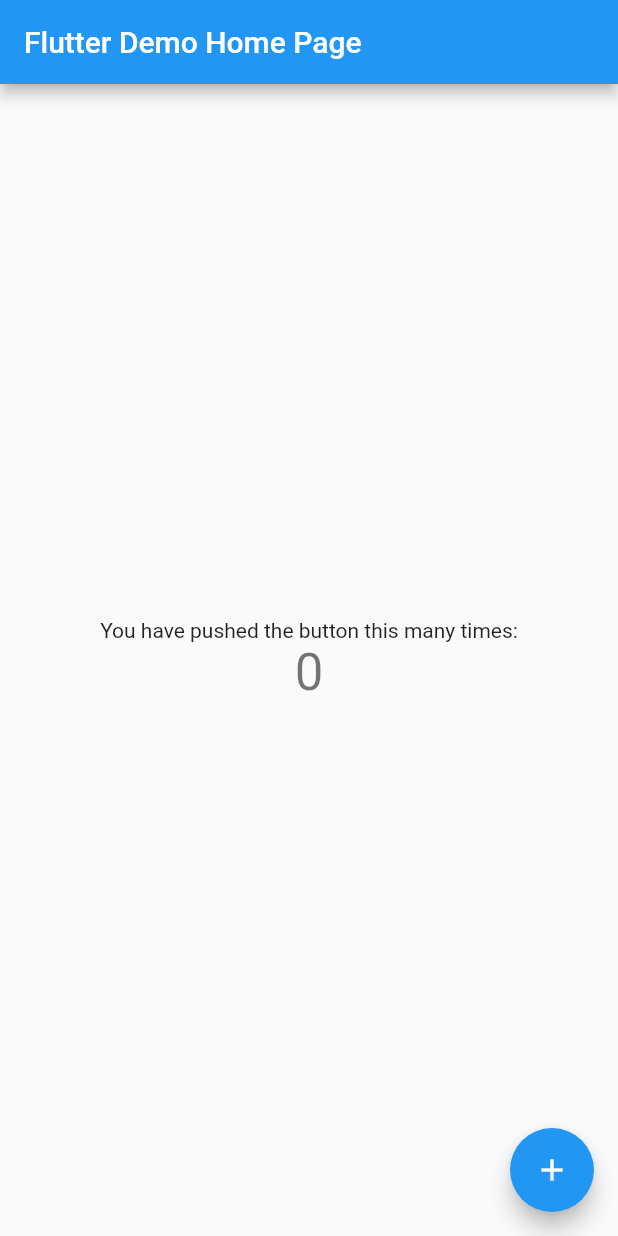
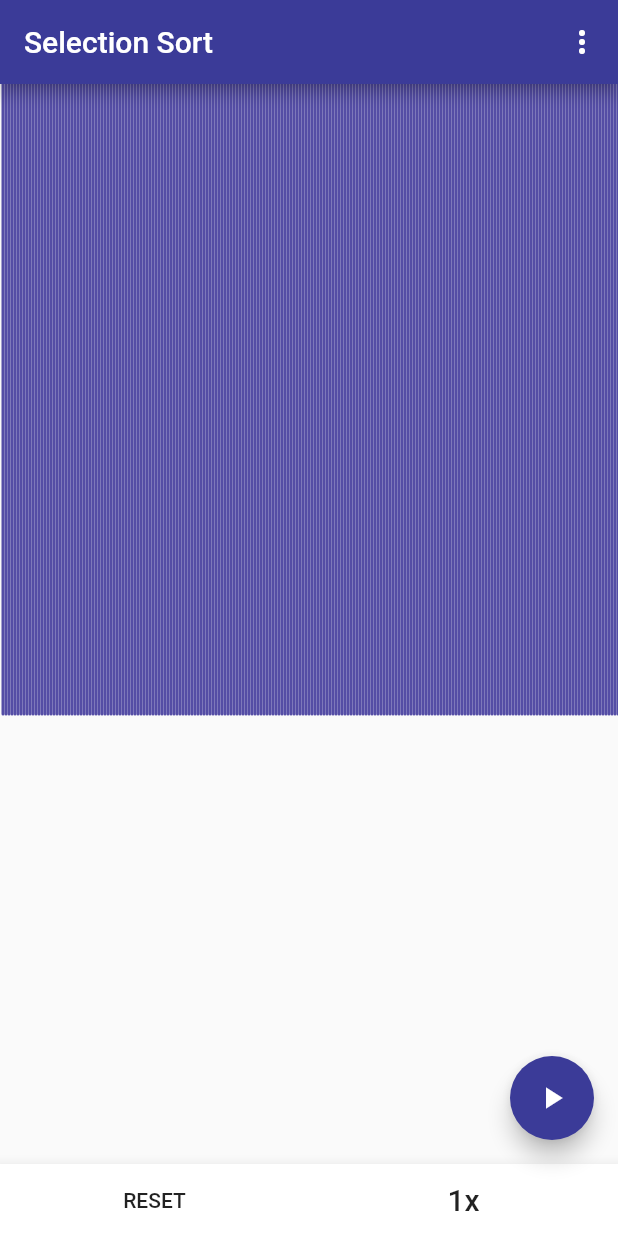
Before and after one commit to iamfauz/Algo-Whiz, a Flutter app: the screen it shows after launch, on a phone screen of 412 x 824 dp. Run offline on Flutter 3.47's test engine with Material 2 defaults, Android fonts, the phone set to English and light mode, and no system bars.

Commit message:
Added Basic Sorting Visualizer

```diff
--- a/algo_whiz/lib/main.dart
+++ b/algo_whiz/lib/main.dart
@@ -1,111 +1,20 @@
+import 'dart:async';
+import 'dart:math';
+
+import 'package:algo_whiz/view/sorting_visualizer.dart';
 import 'package:flutter/material.dart';
 
 void main() => runApp(MyApp());
 
 class MyApp extends StatelessWidget {
-  // This widget is the root of your application.
   @override
   Widget build(BuildContext context) {
     return MaterialApp(
       title: 'Flutter Demo',
       theme: ThemeData(
-        // This is the theme of your application.
-        //
-        // Try running your application with "flutter run". You'll see the
-        // application has a blue toolbar. Then, without quitting the app, try
-        // changing the primarySwatch below to Colors.green and then invoke
-        // "hot reload" (press "r" in the console where you ran "flutter run",
-        // or simply save your changes to "hot reload" in a Flutter IDE).
-        // Notice that the counter didn't reset back to zero; the application
-        // is not restarted.
         primarySwatch: Colors.blue,
       ),
-      home: MyHomePage(title: 'Flutter Demo Home Page'),
+      home: SortingVisualizer(),
     );
   }
 }
-
-class MyHomePage extends StatefulWidget {
-  MyHomePage({Key key, this.title}) : super(key: key);
-
-  // This widget is the home page of your application. It is stateful, meaning
-  // that it has a State object (defined below) that contains fields that affect
-  // how it looks.
-
-  // This class is the configuration for the state. It holds the values (in this
-  // case the title) provided by the parent (in this case the App widget) and
-  // used by the build method of the State. Fields in a Widget subclass are
-  // always marked "final".
-
-  final String title;
-
-  @override
-  _MyHomePageState createState() => _MyHomePageState();
-}
-
-class _MyHomePageState extends State<MyHomePage> {
-  int _counter = 0;
-
-  void _incrementCounter() {
-    setState(() {
-      // This call to setState tells the Flutter framework that something has
-      // changed in this State, which causes it to rerun the build method below
-      // so that the display can reflect the updated values. If we changed
-      // _counter without calling setState(), then the build method would not be
-      // called again, and so nothing would appear to happen.
-      _counter++;
-    });
-  }
-
-  @override
-  Widget build(BuildContext context) {
-    // This method is rerun every time setState is called, for instance as done
-    // by the _incrementCounter method above.
-    //
-    // The Flutter framework has been optimized to make rerunning build methods
-    // fast, so that you can just rebuild anything that needs updating rather
-    // than having to individually change instances of widgets.
-    return Scaffold(
-      appBar: AppBar(
-        // Here we take the value from the MyHomePage object that was created by
-        // the App.build method, and use it to set our appbar title.
-        title: Text(widget.title),
-      ),
-      body: Center(
-        // Center is a layout widget. It takes a single child and positions it
-        // in the middle of the parent.
-        child: Column(
-          // Column is also a layout widget. It takes a list of children and
-          // arranges them vertically. By default, it sizes itself to fit its
-          // children horizontally, and tries to be as tall as its parent.
-          //
-          // Invoke "debug painting" (press "p" in the console, choose the
-          // "Toggle Debug Paint" action from the Flutter Inspector in Android
-          // Studio, or the "Toggle Debug Paint" command in Visual Studio Code)
-          // to see the wireframe for each widget.
-          //
-          // Column has various properties to control how it sizes itself and
-          // how it positions its children. Here we use mainAxisAlignment to
-          // center the children vertically; the main axis here is the vertical
-          // axis because Columns are vertical (the cross axis would be
-          // horizontal).
-          mainAxisAlignment: MainAxisAlignment.center,
-          children: <Widget>[
-            Text(
-              'You have pushed the button this many times:',
-            ),
-            Text(
-              '$_counter',
-              style: Theme.of(context).textTheme.display1,
-            ),
-          ],
-        ),
-      ),
-      floatingActionButton: FloatingActionButton(
-        onPressed: _incrementCounter,
-        tooltip: 'Increment',
-        child: Icon(Icons.add),
-      ), // This trailing comma makes auto-formatting nicer for build methods.
-    );
-  }
-}
--- /dev/null
+++ b/algo_whiz/lib/view/sorting_visualizer.dart
@@ -0,0 +1,292 @@
+import 'dart:async';
+import 'dart:math';
+import 'package:flutter/material.dart';
+
+const BUBBLE_SORT_KEY = "bubble";
+const INSERTION_SORT_KEY = "selection";
+
+class SortingVisualizer extends StatefulWidget {
+  SortingVisualizer({Key key}) : super(key: key);
+
+  @override
+  _SortingVisualizerState createState() => _SortingVisualizerState();
+}
+
+class _SortingVisualizerState extends State<SortingVisualizer> {
+  List<int> _numbers = [];
+  StreamController<List<int>> _streamController = StreamController();
+  String _currentSortAlgo = INSERTION_SORT_KEY;
+  double _sampleSize = 320;
+  bool isSorted = false;
+  bool isSorting = false;
+  int speed = 0;
+  static int duration = 1500;
+  GlobalKey<ScaffoldState> _scaffoldKey = GlobalKey<ScaffoldState>();
+
+  Duration _getDuration() {
+    return Duration(microseconds: duration);
+  }
+
+  @override
+  void didChangeDependencies() {
+    super.didChangeDependencies();
+    _sampleSize = MediaQuery.of(context).size.width / 2;
+    for (int i = 0; i < _sampleSize; ++i) {
+      _numbers.add(Random().nextInt(500));
+    }
+    setState(() {});
+  }
+
+  ///  Bubble Sort Algorithm
+  void _bubbleSort() async {
+    for (int i = 0; i < _numbers.length; ++i) {
+      for (int j = 0; j < _numbers.length - i - 1; ++j) {
+        if (_numbers[j] > _numbers[j + 1]) {
+          int temp = _numbers[j];
+          _numbers[j] = _numbers[j + 1];
+          _numbers[j + 1] = temp;
+        }
+
+        await Future.delayed(_getDuration(), () {});
+
+        _streamController.add(_numbers);
+      }
+    }
+  }
+
+  ///  Bubble Sort Algorithm
+  void _selectionSort() async {
+    for (int i = 0; i < _numbers.length; i++) {
+      for (int j = i + 1; j < _numbers.length; j++) {
+        if (_numbers[i] > _numbers[j]) {
+          int temp = _numbers[j];
+          _numbers[j] = _numbers[i];
+          _numbers[i] = temp;
+        }
+
+        await Future.delayed(_getDuration(), () {});
+
+        _streamController.add(_numbers);
+      }
+    }
+  }
+
+  _reset() {
+    isSorted = false;
+    _numbers = [];
+    for (int i = 0; i < _sampleSize; ++i) {
+      _numbers.add(Random().nextInt(500));
+    }
+    _streamController.add(_numbers);
+  }
+
+  _setSortAlgo(String type) {
+    setState(() {
+      _currentSortAlgo = type;
+    });
+  }
+
+  _checkAndResetIfSorted() async {
+    if (isSorted) {
+      _reset();
+      await Future.delayed(Duration(milliseconds: 200));
+    }
+  }
+
+  String _getSortAlgoName() {
+    switch (_currentSortAlgo) {
+      case BUBBLE_SORT_KEY:
+        return "Bubble Sort";
+        break;
+      case INSERTION_SORT_KEY:
+        return "Selection Sort";
+        break;
+      default:
+        return "Sort";
+    }
+  }
+
+  void _changeSpeed() {
+    if (speed >= 3) {
+      speed = 0;
+      duration = 1500;
+    } else {
+      speed++;
+      duration = duration ~/ 2;
+    }
+
+    print(speed.toString() + " " + duration.toString());
+    setState(() {});
+  }
+
+  _sort() async {
+    setState(() {
+      isSorting = true;
+    });
+
+    await _checkAndResetIfSorted();
+
+    Stopwatch stopwatch = new Stopwatch()..start();
+
+    switch (_currentSortAlgo) {
+      case BUBBLE_SORT_KEY:
+        await _bubbleSort();
+        break;
+
+      case INSERTION_SORT_KEY:
+        await _selectionSort();
+        break;
+    }
+
+    stopwatch.stop();
+
+    _scaffoldKey.currentState.removeCurrentSnackBar();
+    _scaffoldKey.currentState.showSnackBar(
+      SnackBar(
+        content: Text(
+          "Sorting completed in ${stopwatch.elapsed.inMilliseconds} ms.",
+        ),
+      ),
+    );
+    setState(() {
+      isSorting = false;
+      isSorted = true;
+    });
+  }
+
+  @override
+  void dispose() {
+    _streamController.close();
+    super.dispose();
+  }
+
+  @override
+  Widget build(BuildContext context) {
+    return Scaffold(
+      key: _scaffoldKey,
+      appBar: AppBar(
+          title: Text(_getSortAlgoName()),
+          backgroundColor: Color(0xFF3b3b98),
+          actions: <Widget>[
+            PopupMenuButton<String>(
+              initialValue: _currentSortAlgo,
+              itemBuilder: (ctx) {
+                return [
+                  PopupMenuItem(
+                    value: 'bubble',
+                    child: Text("Bubble Sort"),
+                  ),
+                  PopupMenuItem(
+                    value: 'selection',
+                    child: Text("Selection Sort"),
+                  ),
+                ];
+              },
+              onSelected: (String value) {
+                _reset();
+                _setSortAlgo(value);
+              },
+            )
+          ]),
+      body: SafeArea(
+        child: Container(
+          padding: const EdgeInsets.only(top: 0.0),
+          child: StreamBuilder<Object>(
+              initialData: _numbers,
+              stream: _streamController.stream,
+              builder: (context, snapshot) {
+                List<int> numbers = snapshot.data;
+                int counter = 0;
+
+                return Row(
+                  children: numbers.map((int num) {
+                    counter++;
+                    return Container(
+                      child: CustomPaint(
+                        painter: BarPainter(
+                            index: counter,
+                            value: num,
+                            width: MediaQuery.of(context).size.width /
+                                _sampleSize),
+                      ),
+                    );
+                  }).toList(),
+                );
+              }),
+        ),
+      ),
+      bottomNavigationBar: BottomAppBar(
+        child: Row(
+          children: <Widget>[
+            Expanded(
+                child: FlatButton(
+                    onPressed: isSorting
+                        ? null
+                        : () {
+                            _reset();
+                            _setSortAlgo(_currentSortAlgo);
+                          },
+                    child: Text("RESET"))),
+            Expanded(
+                child: FlatButton(
+                    onPressed:  _changeSpeed,
+                    child: Text(
+                      "${speed + 1}x",
+                      style: TextStyle(fontSize: 20),
+                    ))),
+          ],
+        ),
+      ),
+      floatingActionButton: FloatingActionButton(
+        onPressed: isSorting ? null : _sort,
+        child: Icon(Icons.play_arrow),
+        backgroundColor: Color(0xFF3b3b98)
+
+      ),
+
+    );
+  }
+}
+
+class BarPainter extends CustomPainter {
+  final double width;
+  final int value;
+  final int index;
+
+  BarPainter({this.width, this.value, this.index});
+
+  @override
+  void paint(Canvas canvas, Size size) {
+    Paint paint = Paint();
+    if (this.value < 500 * .20) {
+      paint.color = Color(0xFFe6deff);
+    } else if (this.value < 500 * .30) {
+      paint.color = Color(0xFFd1c8f2);
+    } else if (this.value < 500 * .40) {
+      paint.color = Color(0xFFbdb2e5);
+    } else if (this.value < 500 * .50) {
+      paint.color = Color(0xFFa99dd8);
+    } else if (this.value < 500 * .60) {
+      paint.color = Color(0xFF9488cb);
+    } else if (this.value < 500 * .70) {
+      paint.color = Color(0xFF7f74be);
+    } else if (this.value < 500 * .80) {
+      paint.color = Color(0xFF6a60b1);
+    } else if (this.value < 500 * .90) {
+      paint.color = Color(0xFF544da5);
+    } else {
+      paint.color = Color(0xFF3b3b98);
+    }
+
+    paint.strokeWidth = width;
+    paint.strokeCap = StrokeCap.round;
+
+    canvas.drawLine(Offset(index * this.width, 0),
+        Offset(index * this.width, this.value.ceilToDouble()), paint);
+  }
+
+  @override
+  bool shouldRepaint(CustomPainter oldDelegate) {
+    return true;
+  }
+}
```
